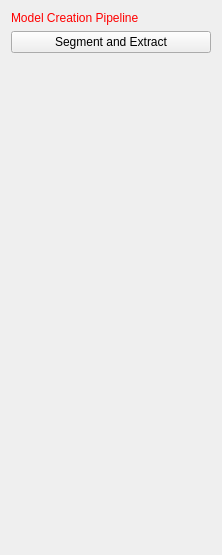
This is CemrgApp/Plugins/kcl.cemrgapp.atrialstrainmotion/src/internal/AtrialStrainMotionViewControls.ui in CemrgDevelopers/CemrgApp as Qt 5 draws it before an edit. The edited form follows.
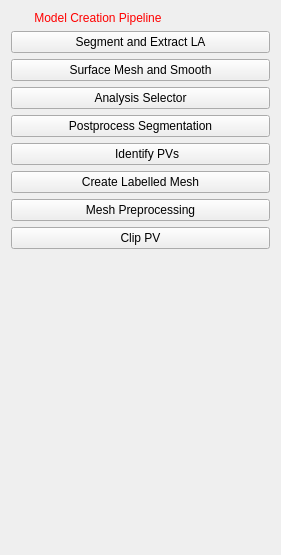
This is the edited form.

Commit message: replicated Identify PVs

```diff
--- a/CemrgApp/Plugins/kcl.cemrgapp.atrialstrainmotion/src/internal/AtrialStrainMotionViewControls.ui
+++ b/CemrgApp/Plugins/kcl.cemrgapp.atrialstrainmotion/src/internal/AtrialStrainMotionViewControls.ui
@@ -6,7 +6,7 @@
    <rect>
     <x>0</x>
     <y>0</y>
-    <width>222</width>
+    <width>281</width>
     <height>555</height>
    </rect>
   </property>
@@ -26,14 +26,63 @@
       <string notr="true">QLabel { color: rgb(255, 0, 0) }</string>
      </property>
      <property name="text">
-      <string>Model Creation Pipeline</string>
+      <string>       Model Creation Pipeline</string>
      </property>
     </widget>
    </item>
    <item>
     <widget class="QPushButton" name="segment_extract">
      <property name="text">
-      <string>Segment and Extract</string>
+      <string>Segment and Extract LA</string>
+     </property>
+    </widget>
+   </item>
+   <item>
+    <widget class="QPushButton" name="surface_mesh_smooth">
+     <property name="text">
+      <string>Surface Mesh and Smooth</string>
+     </property>
+    </widget>
+   </item>
+   <item>
+    <widget class="QPushButton" name="button_3_imanalysis">
+     <property name="text">
+      <string>Analysis Selector</string>
+     </property>
+    </widget>
+   </item>
+   <item>
+    <widget class="QPushButton" name="button_man4_2_postproc">
+     <property name="text">
+      <string>Postprocess Segmentation</string>
+     </property>
+    </widget>
+   </item>
+   <item>
+    <widget class="QPushButton" name="button_man5_idPV">
+     <property name="text">
+      <string>    Identify PVs</string>
+     </property>
+    </widget>
+   </item>
+   <item>
+    <widget class="QPushButton" name="button_man6_labelmesh">
+     <property name="text">
+      <string>Create Labelled Mesh</string>
+     </property>
+    </widget>
+   </item>
+   <item>
+    <widget class="QPushButton" name="button_auto4_meshpreproc">
+     <property name="text">
+      <string>Mesh Preprocessing</string>
+     </property>
+    </widget>
+   </item>
+   <item>
+    <widget class="QPushButton" name="button_man8_clipPV">
+     <property name="text">
+      <string>Clip PV</string>
      </property>
     </widget>
    </item>
```
The commit also changes 5 other files.
